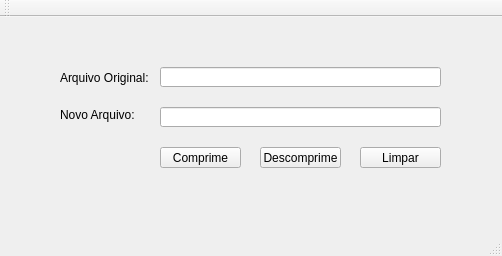
Above: Huffman-Project/gui.ui from tatiane-medeiros/Huffman before the change. Below: the same form after it.
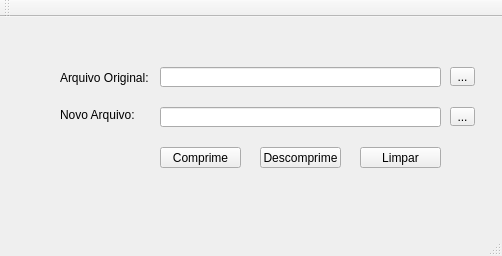
That is the form after the change.

```diff
--- a/Huffman-Project/gui.ui
+++ b/Huffman-Project/gui.ui
@@ -108,6 +108,32 @@
      <string>Limpar</string>
     </property>
    </widget>
+   <widget class="QToolButton" name="toolButton">
+    <property name="geometry">
+     <rect>
+      <x>450</x>
+      <y>90</y>
+      <width>25</width>
+      <height>19</height>
+     </rect>
+    </property>
+    <property name="text">
+     <string>...</string>
+    </property>
+   </widget>
+   <widget class="QToolButton" name="toolButton_2">
+    <property name="geometry">
+     <rect>
+      <x>450</x>
+      <y>50</y>
+      <width>25</width>
+      <height>19</height>
+     </rect>
+    </property>
+    <property name="text">
+     <string>...</string>
+    </property>
+   </widget>
   </widget>
   <widget class="QMenuBar" name="menuBar">
    <property name="geometry">
```
